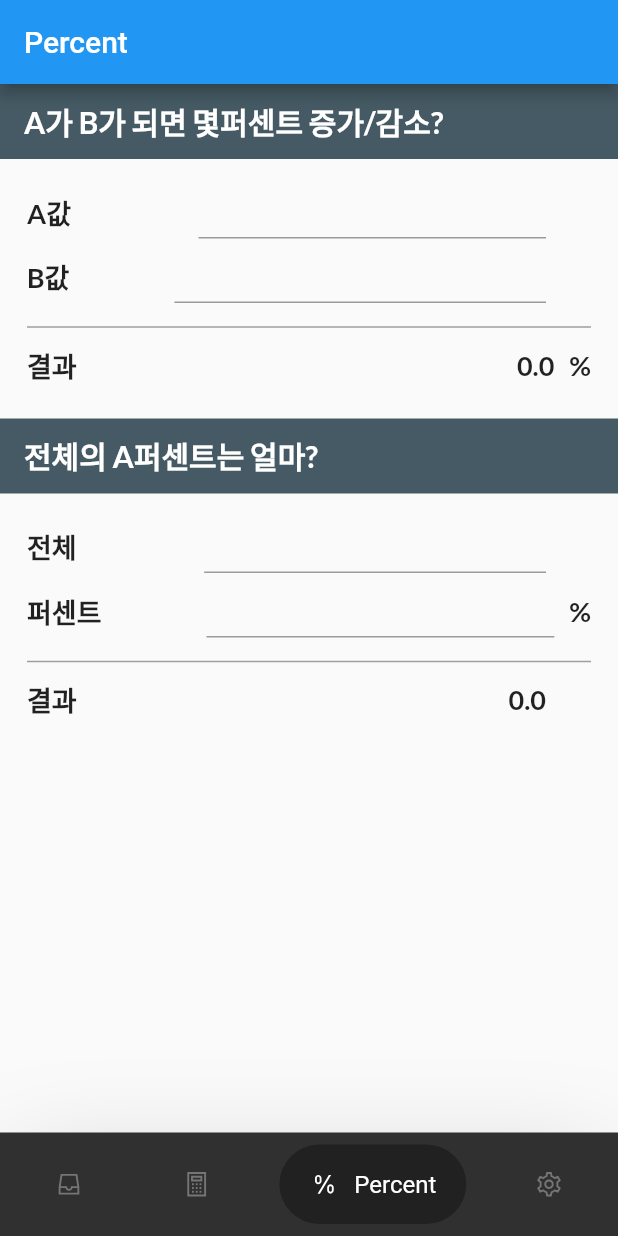
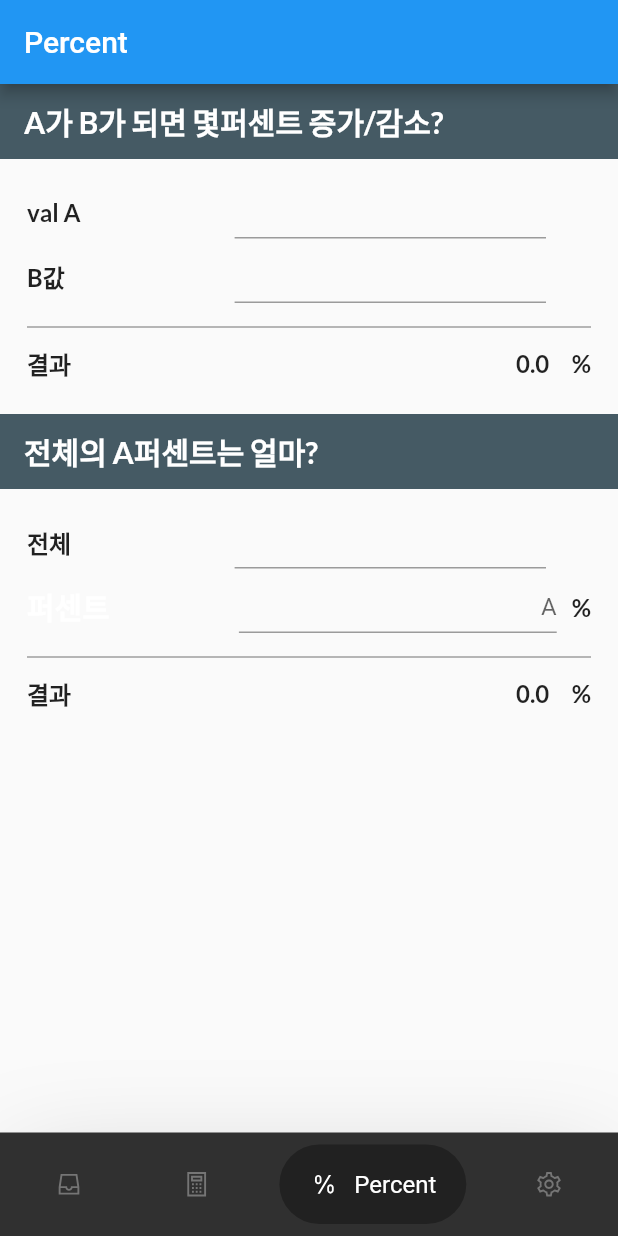
Before and after one commit to realapril/crypto_scale_trade, a Flutter app: the screen it shows after launch, item 3 of the bottom bar chosen, on a phone screen of 412 x 824 dp. Run offline on Flutter 3.47's test engine with Material 2 defaults, Android fonts, the phone set to English and light mode, and no system bars; drawn by our look-alikes of google_nav_bar, sticky_headers; our stand-ins replace google_fonts, line_icons; generated files the repository leaves out were written again.

Commit message:
Divided text styles, divided result row of percent calculator view

```diff
--- /dev/null
+++ b/lib/component/result_row_percent_cal.dart
@@ -0,0 +1,77 @@
+import 'package:crypto_scale_trade/component/text_styles.dart';
+import 'package:flutter/material.dart';
+
+class ResultRowPercentWidget extends StatelessWidget {
+  const ResultRowPercentWidget({Key? key, required this.result, required this.isPercent}) : super(key: key);
+  final String result;
+  final bool isPercent;
+
+  @override
+  Widget build(BuildContext context) {
+    TextStyles _txtstyle = TextStyles();
+
+    if(isPercent){
+      return Row(
+        children: [
+          Expanded(
+            flex : 1,
+            child: Text('결과', //TODO international
+              style: _txtstyle.percentCal_plainTextStyle(),
+            ),
+          ),
+          const Expanded(
+            flex: 1,
+            child: SizedBox(
+              width: 85.0,
+            ),
+          ),
+          Expanded(
+            flex: 3,
+            child: Text(result,
+              style: _txtstyle.percentCal_plainTextStyle(),
+              textAlign: TextAlign.right,
+              overflow: TextOverflow.ellipsis,
+            ),
+          ),
+          const SizedBox(
+            width: 15.0,
+          ),
+          Text('%',
+            style: _txtstyle.percentCal_plainTextStyle(),
+          ),
+        ],
+      );
+    }else{
+      return Row(
+        children: [
+          Expanded(
+            flex : 1,
+            child: Text('결과', //TODO international
+              style: _txtstyle.percentCal_plainTextStyle(),
+            ),
+          ),
+          const Expanded(
+            flex: 1,
+            child: SizedBox(
+              width: 85.0,
+            ),
+          ),
+          Expanded(
+            flex: 3,
+            child: Text(result,
+              style: _txtstyle.percentCal_plainTextStyle(),
+              textAlign: TextAlign.right,
+              overflow: TextOverflow.ellipsis,
+            ),
+          ),
+          const SizedBox(
+            width: 30.0,
+          ),
+        ],
+      );
+    }
+
+
+
+  }
+}
--- /dev/null
+++ b/lib/component/text_styles.dart
@@ -0,0 +1,21 @@
+import 'package:flutter/material.dart';
+import 'package:google_fonts/google_fonts.dart';
+
+class TextStyles{
+
+  TextStyle percentCal_plainTextStyle(){
+    return GoogleFonts.lato(
+      fontSize: 16.0,
+      fontWeight: FontWeight.bold,
+      color: Colors.black87,
+    );
+  }
+
+  TextStyle percentCal_titleTextStyle(){
+    return GoogleFonts.lato(
+      fontSize: 20.0,
+      fontWeight: FontWeight.bold,
+      color: Colors.white,
+    );
+  }
+}
--- a/lib/screens/percent_screen.dart
+++ b/lib/screens/percent_screen.dart
@@ -1,9 +1,10 @@
+import 'package:crypto_scale_trade/component/result_row_percent_cal.dart';
+import 'package:crypto_scale_trade/component/text_styles.dart';
 import 'package:flutter/material.dart';
 import 'package:crypto_scale_trade/provider/percent_provider.dart';
 import 'package:flutter/services.dart';
 import 'package:provider/provider.dart';
 import 'package:flutter_gen/gen_l10n/app_localizations.dart';
-import 'package:google_fonts/google_fonts.dart';
 import 'package:sticky_headers/sticky_headers.dart';
 
 class PercentScreen extends StatefulWidget{
@@ -16,19 +17,7 @@ class _PercentScreen extends State<PercentScreen>{
   @override
   Widget build(BuildContext context) {
     PercentProvider percentProvider= Provider.of<PercentProvider>(context);
-
-    TextStyle titleTextStyle = GoogleFonts.lato(
-        fontSize: 20.0,
-        fontWeight: FontWeight.bold,
-        color: Colors.white,
-    );
-
-    TextStyle planTextStyle = GoogleFonts.lato(
-        fontSize: 18.0,
-        fontWeight: FontWeight.bold,
-        color: Colors.black87,
-    );
-
+    TextStyles _txtStyle = TextStyles();
     return Scaffold(
       appBar: AppBar(title: Text(AppLocalizations.of(context)!.percent)),
       body: Scrollbar(
@@ -45,7 +34,7 @@ class _PercentScreen extends State<PercentScreen>{
                         padding: const EdgeInsets.symmetric(horizontal: 16.0),
                         alignment: Alignment.centerLeft,
                         child: Text('A가 B가 되면 몇퍼센트 증가/감소?',
-                          style: titleTextStyle,
+                          style: _txtStyle.percentCal_titleTextStyle() ,
                         ),
                       ),
                       content: Padding(
@@ -54,20 +43,25 @@ class _PercentScreen extends State<PercentScreen>{
                           children: [
                             Row(
                               children: [
-                                Text('A값',
-                                  style: planTextStyle,
+                                Expanded(
+                                  flex: 1,
+                                  child: Text('val A',
+                                    style: _txtStyle.percentCal_plainTextStyle(),
+                                  ),
                                 ),
-                                const SizedBox(
-                                  width: 85.0,
+                                const Expanded(
+                                  flex: 1,
+                                  child: SizedBox(),
                                 ),
                                 Expanded(
-                                  child: Container(
+                                  flex: 3,
+                                  child: SizedBox(
                                       width: 100.0,
                                       child: TextFormField(
                                         onChanged: percentProvider.setVtvA,
                                         keyboardType: TextInputType.numberWithOptions(decimal: true),
                                         textAlign: TextAlign.right,
-                                        decoration: InputDecoration(
+                                        decoration: const InputDecoration(
                                           isDense: true,
                                         ),
                                       )
@@ -82,19 +76,27 @@ class _PercentScreen extends State<PercentScreen>{
                               padding: const EdgeInsets.symmetric(vertical: 8.0),
                               child: Row(
                                 children: [
-                                  Text('B값',
-                                    style: planTextStyle,),
-                                  const SizedBox(
-                                    width: 70.0,
+                                  Expanded(
+                                    flex: 1,
+                                    child: Text('B값',
+                                      style: _txtStyle.percentCal_plainTextStyle(),
+                                    ),
+                                  ),
+                                  const Expanded(
+                                    flex: 1,
+                                    child: SizedBox(
+                                      width: 85.0,
+                                    ),
                                   ),
                                   Expanded(
-                                    child: Container(
+                                    flex: 3,
+                                    child: SizedBox(
                                         width: 100.0,
                                         child: TextFormField(
                                           onChanged: percentProvider.setVtvB,
                                           keyboardType: TextInputType.numberWithOptions(decimal: true),
                                           textAlign: TextAlign.right,
-                                          decoration: InputDecoration(
+                                          decoration: const InputDecoration(
                                             isDense: true,
                                           ),
                                         )
@@ -113,27 +115,7 @@ class _PercentScreen extends State<PercentScreen>{
                             ),
                             Padding(
                               padding: const EdgeInsets.symmetric(vertical: 4.0),
-                              child: Row(
-                                children: [
-                                  Text('결과',
-                                    style: planTextStyle,),
-                                  const SizedBox(
-                                    width: 84.0,
-                                  ),
-                                  Expanded(
-                                    child: Text(percentProvider.getVtvPercent,
-                                      style: planTextStyle,
-                                      textAlign: TextAlign.right,
-                                      overflow: TextOverflow.ellipsis,
-                                    ),
-                                  ),
-                                  const SizedBox(
-                                    width: 10.0,
-                                  ),
-                                  Text('%',
-                                    style: planTextStyle,),
-                                ],
-                              ),
+                              child: ResultRowPercentWidget(result: percentProvider.getVtvPercent, isPercent: true),
                             ),
                           ],
                         ),
@@ -147,7 +129,7 @@ class _PercentScreen extends State<PercentScreen>{
                         padding: const EdgeInsets.symmetric(horizontal: 16.0),
                         alignment: Alignment.centerLeft,
                         child: Text('전체의 A퍼센트는 얼마?',
-                          style: titleTextStyle,
+                          style: _txtStyle.percentCal_titleTextStyle() ,
                         ),
                       ),
                       content: Padding(
@@ -156,20 +138,26 @@ class _PercentScreen extends State<PercentScreen>{
                           children: [
                             Row(
                               children: [
-                                Text('전체',
-                                  style: planTextStyle,
+                                Expanded(
+                                  flex: 1,
+                                  child: Text('전체',
+                                    style: _txtStyle.percentCal_plainTextStyle(),
+                                  ),
                                 ),
-                                const SizedBox(
-                                  width: 85.0,
+                                const Expanded(
+                                  flex: 1,
+                                  child: SizedBox(
+                                  ),
                                 ),
                                 Expanded(
-                                  child: Container(
+                                  flex: 3,
+                                  child: SizedBox(
                                       width: 100.0,
                                       child: TextFormField(
                                         onChanged: percentProvider.setTtvTotal,
-                                        keyboardType: TextInputType.numberWithOptions(decimal: true),
+                                        keyboardType: const TextInputType.numberWithOptions(decimal: true),
                                         textAlign: TextAlign.right,
-                                        decoration: InputDecoration(
+                                        decoration: const InputDecoration(
                                           isDense: true,
                                         ),
                                       )
@@ -184,21 +172,30 @@ class _PercentScreen extends State<PercentScreen>{
                               padding: const EdgeInsets.symmetric(vertical: 8.0),
                               child: Row(
                                 children: [
-                                  Text('퍼센트',
-                                    style: planTextStyle,),
-                                  const SizedBox(
-                                    width: 70.0,
+                                  Expanded(
+                                    flex: 1,
+                                    child: Text('퍼센트',
+                                      style: _txtStyle.percentCal_titleTextStyle() ,
+                                    ),
+                                  ),
+                                  const Expanded(
+                                    flex: 1,
+                                    child: SizedBox(
+                                      width: 70.0,
+                                    ),
                                   ),
                                   Expanded(
-                                    child: Container(
+                                    flex: 3,
+                                    child: SizedBox(
                                         width: 100.0,
                                         child: TextFormField(
                                           onChanged: percentProvider.setTtvPercent,
-                                          keyboardType: TextInputType.numberWithOptions(decimal: true),
+                                          keyboardType: const TextInputType.numberWithOptions(decimal: true),
                                           textAlign: TextAlign.right,
-                                          decoration: InputDecoration(
-                                              isDense: true,
-                                            ),
+                                          decoration: const InputDecoration(
+                                            isDense: true,
+                                            hintText: 'A',
+                                          ),
                                         )
                                     ),
                                   ),
@@ -206,7 +203,8 @@ class _PercentScreen extends State<PercentScreen>{
                                     width: 10.0,
                                   ),
                                   Text('%',
-                                    style: planTextStyle,),
+                                    style: _txtStyle.percentCal_plainTextStyle(),
+                                  ),
                                 ],
                               ),
                             ),
@@ -216,25 +214,7 @@ class _PercentScreen extends State<PercentScreen>{
                             ),
                             Padding(
                               padding: const EdgeInsets.symmetric(vertical: 4.0),
-                              child: Row(
-                                children: [
-                                  Text('결과',
-                                    style: planTextStyle,),
-                                  const SizedBox(
-                                    width: 84.0,
-                                  ),
-                                  Expanded(
-                                    child: Text(percentProvider.getTtvAnswer,
-                                      style: planTextStyle,
-                                      textAlign: TextAlign.right,
-                                      overflow: TextOverflow.ellipsis,
-                                    ),
-                                  ),
-                                  const SizedBox(
-                                    width: 30.0,
-                                  ),
-                                ],
-                              ),
+                              child: ResultRowPercentWidget(result: percentProvider.getTtvAnswer, isPercent: true),
                             ),
                           ],
                         ),
@@ -242,23 +222,6 @@ class _PercentScreen extends State<PercentScreen>{
                     ),
                   ],
                 ),
-
-                // Row(
-                //   children: [
-                //     Text('증가 퍼센트'),
-                //     TextField(),
-                //     Text('%'),
-                //   ],
-                // ),
-                // Row(
-                //   children: [
-                //     Text('결과'),
-                //     TextField(),
-                //     Text('%'),
-                //   ],
-                // ),
-
-
               ]
           ),
         ),
```
